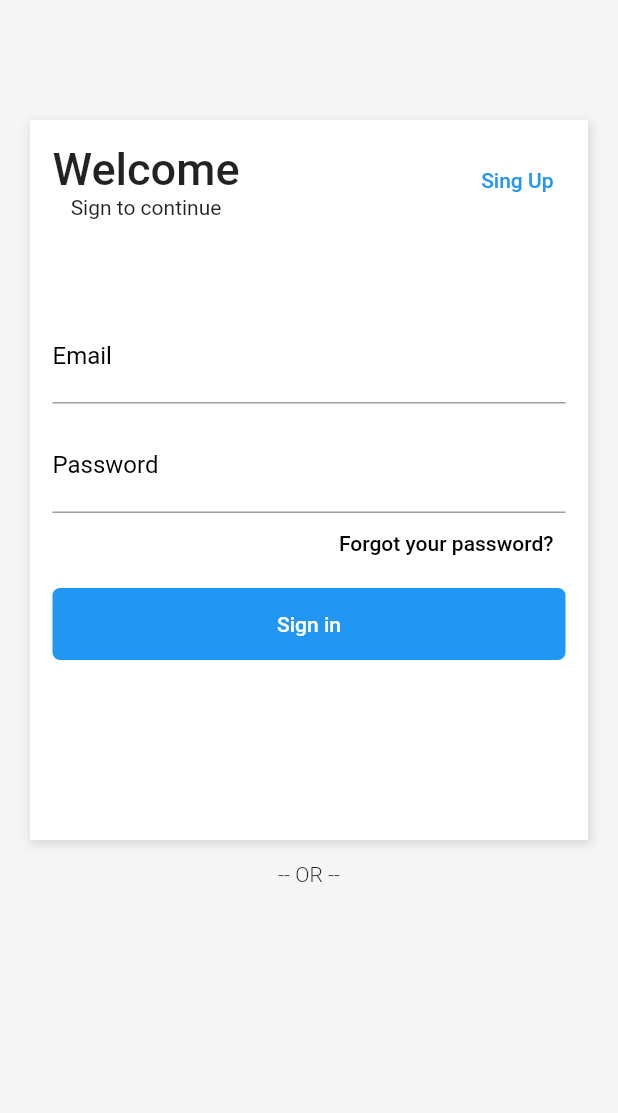
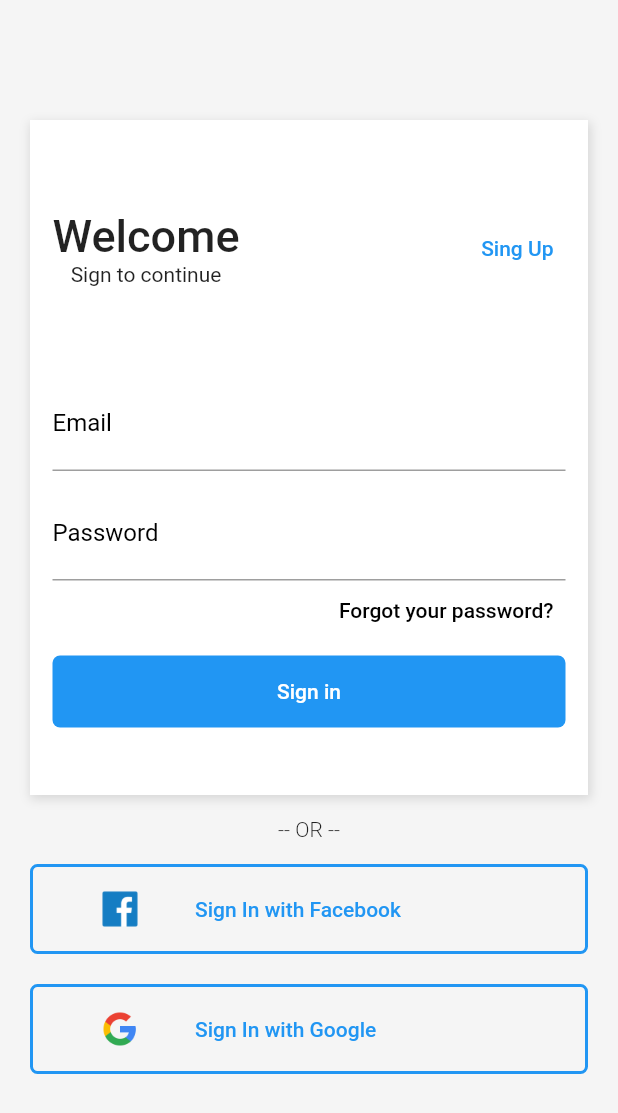
Before and after one commit to oliversieto/shopping_flutter, a Flutter app: the screen it shows after launch, on a phone screen of 412 x 824 dp. Shown: the top 1113 px of the screen. Run offline on Flutter 3.47's test engine with Material 2 defaults, Android fonts, the phone set to English and light mode, and no system bars.

Commit message:
refactor: arrumado o estouro de pixels

```diff
--- a/lib/pages/login.page.dart
+++ b/lib/pages/login.page.dart
@@ -4,7 +4,8 @@ class LoginPage extends StatelessWidget {
   @override
   Widget build(BuildContext context) {
     return Scaffold(
-      body: Container(
+      body: SingleChildScrollView(
+        child: Container(
           color: Color(0xFFF5F5F5),
           padding: EdgeInsets.only(
             top: 80,
@@ -15,7 +16,7 @@ class LoginPage extends StatelessWidget {
           child: Column(
             children: [
               Container(
-              height: 480,
+                height: 450,
                 decoration: BoxDecoration(
                   color: Colors.white,
                   boxShadow: [
@@ -28,8 +29,12 @@ class LoginPage extends StatelessWidget {
                   ],
                 ),
                 child: Padding(
-                padding: const EdgeInsets.all(15),
-                child: ListView(
+                  padding: const EdgeInsets.only(
+                    left: 15,
+                    right: 15,
+                    top: 60,
+                  ),
+                  child: Column(
                     children: [
                       Row(
                         mainAxisAlignment: MainAxisAlignment.spaceBetween,
@@ -106,6 +111,7 @@ class LoginPage extends StatelessWidget {
                         height: 10,
                       ),
                       Container(
+                        width: double.infinity,
                         decoration: BoxDecoration(
                           color: Colors.blue,
                           borderRadius: BorderRadius.all(
@@ -130,8 +136,68 @@ class LoginPage extends StatelessWidget {
                   "-- OR --",
                   style: TextStyle(fontSize: 14, fontWeight: FontWeight.w300),
                 ),
+              ),
+              Container(
+                width: double.infinity,
+                height: 60,
+                decoration: BoxDecoration(
+                  border: Border.all(
+                    width: 2.0,
+                    color: Colors.blue,
+                  ),
+                  borderRadius: BorderRadius.all(
+                    Radius.circular(5),
+                  ),
+                ),
+                child: TextButton(
+                  child: Row(
+                    children: [
+                      Container(
+                        height: 24,
+                        width: 100,
+                        child: Image.asset(
+                          "assets/images/facebook.png",
+                        ),
+                      ),
+                      Text("Sign In with Facebook"),
+                    ],
+                  ),
+                  onPressed: () {},
+                ),
+              ),
+              SizedBox(
+                height: 20,
+              ),
+              Container(
+                width: double.infinity,
+                height: 60,
+                decoration: BoxDecoration(
+                  border: Border.all(
+                    width: 2.0,
+                    color: Colors.blue,
+                  ),
+                  borderRadius: BorderRadius.all(
+                    Radius.circular(5),
+                  ),
+                ),
+                child: TextButton(
+                  child: Row(
+                    children: [
+                      Container(
+                        height: 24,
+                        width: 100,
+                        child: Image.asset(
+                          "assets/images/google.png",
+                        ),
+                      ),
+                      Text("Sign In with Google"),
+                    ],
+                  ),
+                  onPressed: () {},
+                ),
               )
             ],
+          ),
         ),
       ),
     );
```
Also changed, not shown: 1 other file. Lines whose indentation alone changed are shown as unchanged.
